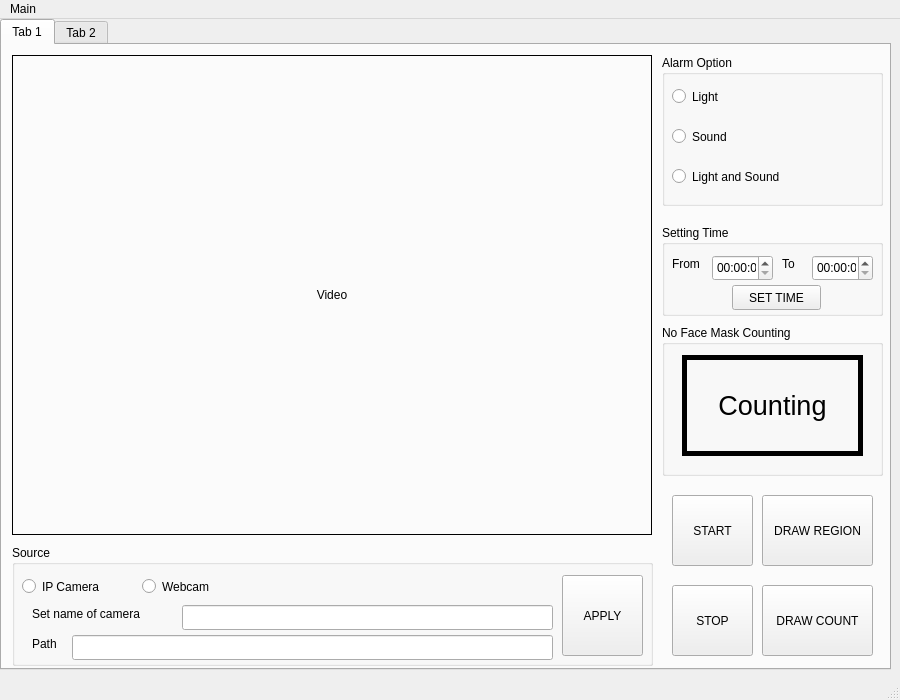
MinhDung0803/face_mask_reg_gui, file design/log_test_2.ui: the form before one commit.
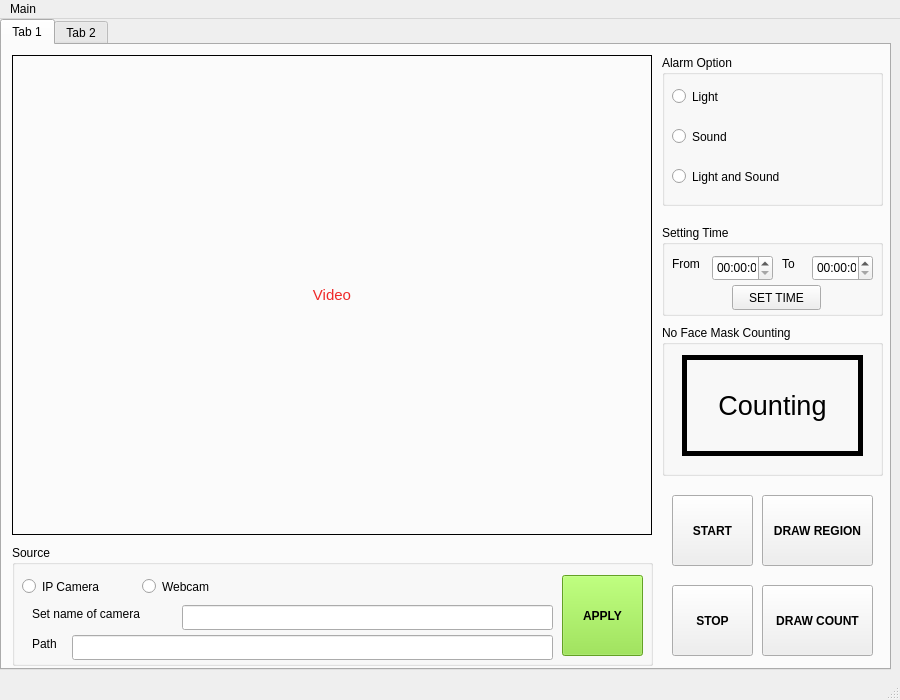
The form after the commit. The open tabs and pages were chosen to show the change.

Patch:
```diff
--- a/design/log_test_2.ui
+++ b/design/log_test_2.ui
@@ -43,7 +43,11 @@
        <enum>QFrame::Box</enum>
       </property>
       <property name="text">
-       <string>Video</string>
+       <string>&lt;!DOCTYPE HTML PUBLIC &quot;-//W3C//DTD HTML 4.0//EN&quot; &quot;http://www.w3.org/TR/REC-html40/strict.dtd&quot;&gt;
+&lt;html&gt;&lt;head&gt;&lt;meta name=&quot;qrichtext&quot; content=&quot;1&quot; /&gt;&lt;style type=&quot;text/css&quot;&gt;
+p, li { white-space: pre-wrap; }
+&lt;/style&gt;&lt;/head&gt;&lt;body style=&quot; font-family:'Ubuntu'; font-size:11pt; font-weight:400; font-style:normal;&quot;&gt;
+&lt;p style=&quot; margin-top:0px; margin-bottom:0px; margin-left:0px; margin-right:0px; -qt-block-indent:0; text-indent:0px;&quot;&gt;&lt;span style=&quot; color:#ef2929;&quot;&gt;Video&lt;/span&gt;&lt;/p&gt;&lt;/body&gt;&lt;/html&gt;</string>
       </property>
       <property name="alignment">
        <set>Qt::AlignCenter</set>
@@ -142,9 +146,479 @@
          <height>81</height>
         </rect>
        </property>
+       <property name="palette">
+        <palette>
+         <active>
+          <colorrole role="WindowText">
+           <brush brushstyle="SolidPattern">
+            <color alpha="255">
+             <red>0</red>
+             <green>0</green>
+             <blue>0</blue>
+            </color>
+           </brush>
+          </colorrole>
+          <colorrole role="Button">
+           <brush brushstyle="SolidPattern">
+            <color alpha="255">
+             <red>138</red>
+             <green>226</green>
+             <blue>52</blue>
+            </color>
+           </brush>
+          </colorrole>
+          <colorrole role="Light">
+           <brush brushstyle="SolidPattern">
+            <color alpha="255">
+             <red>198</red>
+             <green>255</green>
+             <blue>143</blue>
+            </color>
+           </brush>
+          </colorrole>
+          <colorrole role="Midlight">
+           <brush brushstyle="SolidPattern">
+            <color alpha="255">
+             <red>168</red>
+             <green>240</green>
+             <blue>97</blue>
+            </color>
+           </brush>
+          </colorrole>
+          <colorrole role="Dark">
+           <brush brushstyle="SolidPattern">
+            <color alpha="255">
+             <red>69</red>
+             <green>113</green>
+             <blue>26</blue>
+            </color>
+           </brush>
+          </colorrole>
+          <colorrole role="Mid">
+           <brush brushstyle="SolidPattern">
+            <color alpha="255">
+             <red>92</red>
+             <green>151</green>
+             <blue>34</blue>
+            </color>
+           </brush>
+          </colorrole>
+          <colorrole role="Text">
+           <brush brushstyle="SolidPattern">
+            <color alpha="255">
+             <red>0</red>
+             <green>0</green>
+             <blue>0</blue>
+            </color>
+           </brush>
+          </colorrole>
+          <colorrole role="BrightText">
+           <brush brushstyle="SolidPattern">
+            <color alpha="255">
+             <red>255</red>
+             <green>255</green>
+             <blue>255</blue>
+            </color>
+           </brush>
+          </colorrole>
+          <colorrole role="ButtonText">
+           <brush brushstyle="SolidPattern">
+            <color alpha="255">
+             <red>0</red>
+             <green>0</green>
+             <blue>0</blue>
+            </color>
+           </brush>
+          </colorrole>
+          <colorrole role="Base">
+           <brush brushstyle="SolidPattern">
+            <color alpha="255">
+             <red>255</red>
+             <green>255</green>
+             <blue>255</blue>
+            </color>
+           </brush>
+          </colorrole>
+          <colorrole role="Window">
+           <brush brushstyle="SolidPattern">
+            <color alpha="255">
+             <red>138</red>
+             <green>226</green>
+             <blue>52</blue>
+            </color>
+           </brush>
+          </colorrole>
+          <colorrole role="Shadow">
+           <brush brushstyle="SolidPattern">
+            <color alpha="255">
+             <red>0</red>
+             <green>0</green>
+             <blue>0</blue>
+            </color>
+           </brush>
+          </colorrole>
+          <colorrole role="AlternateBase">
+           <brush brushstyle="SolidPattern">
+            <color alpha="255">
+             <red>196</red>
+             <green>240</green>
+             <blue>153</blue>
+            </color>
+           </brush>
+          </colorrole>
+          <colorrole role="ToolTipBase">
+           <brush brushstyle="SolidPattern">
+            <color alpha="255">
+             <red>255</red>
+             <green>255</green>
+             <blue>220</blue>
+            </color>
+           </brush>
+          </colorrole>
+          <colorrole role="ToolTipText">
+           <brush brushstyle="SolidPattern">
+            <color alpha="255">
+             <red>0</red>
+             <green>0</green>
+             <blue>0</blue>
+            </color>
+           </brush>
+          </colorrole>
+          <colorrole role="PlaceholderText">
+           <brush brushstyle="SolidPattern">
+            <color alpha="128">
+             <red>0</red>
+             <green>0</green>
+             <blue>0</blue>
+            </color>
+           </brush>
+          </colorrole>
+         </active>
+         <inactive>
+          <colorrole role="WindowText">
+           <brush brushstyle="SolidPattern">
+            <color alpha="255">
+             <red>0</red>
+             <green>0</green>
+             <blue>0</blue>
+            </color>
+           </brush>
+          </colorrole>
+          <colorrole role="Button">
+           <brush brushstyle="SolidPattern">
+            <color alpha="255">
+             <red>138</red>
+             <green>226</green>
+             <blue>52</blue>
+            </color>
+           </brush>
+          </colorrole>
+          <colorrole role="Light">
+           <brush brushstyle="SolidPattern">
+            <color alpha="255">
+             <red>198</red>
+             <green>255</green>
+             <blue>143</blue>
+            </color>
+           </brush>
+          </colorrole>
+          <colorrole role="Midlight">
+           <brush brushstyle="SolidPattern">
+            <color alpha="255">
+             <red>168</red>
+             <green>240</green>
+             <blue>97</blue>
+            </color>
+           </brush>
+          </colorrole>
+          <colorrole role="Dark">
+           <brush brushstyle="SolidPattern">
+            <color alpha="255">
+             <red>69</red>
+             <green>113</green>
+             <blue>26</blue>
+            </color>
+           </brush>
+          </colorrole>
+          <colorrole role="Mid">
+           <brush brushstyle="SolidPattern">
+            <color alpha="255">
+             <red>92</red>
+             <green>151</green>
+             <blue>34</blue>
+            </color>
+           </brush>
+          </colorrole>
+          <colorrole role="Text">
+           <brush brushstyle="SolidPattern">
+            <color alpha="255">
+             <red>0</red>
+             <green>0</green>
+             <blue>0</blue>
+            </color>
+           </brush>
+          </colorrole>
+          <colorrole role="BrightText">
+           <brush brushstyle="SolidPattern">
+            <color alpha="255">
+             <red>255</red>
+             <green>255</green>
+             <blue>255</blue>
+            </color>
+           </brush>
+          </colorrole>
+          <colorrole role="ButtonText">
+           <brush brushstyle="SolidPattern">
+            <color alpha="255">
+             <red>0</red>
+             <green>0</green>
+             <blue>0</blue>
+            </color>
+           </brush>
+          </colorrole>
+          <colorrole role="Base">
+           <brush brushstyle="SolidPattern">
+            <color alpha="255">
+             <red>255</red>
+             <green>255</green>
+             <blue>255</blue>
+            </color>
+           </brush>
+          </colorrole>
+          <colorrole role="Window">
+           <brush brushstyle="SolidPattern">
+            <color alpha="255">
+             <red>138</red>
+             <green>226</green>
+             <blue>52</blue>
+            </color>
+           </brush>
+          </colorrole>
+          <colorrole role="Shadow">
+           <brush brushstyle="SolidPattern">
+            <color alpha="255">
+             <red>0</red>
+             <green>0</green>
+             <blue>0</blue>
+            </color>
+           </brush>
+          </colorrole>
+          <colorrole role="AlternateBase">
+           <brush brushstyle="SolidPattern">
+            <color alpha="255">
+             <red>196</red>
+             <green>240</green>
+             <blue>153</blue>
+            </color>
+           </brush>
+          </colorrole>
+          <colorrole role="ToolTipBase">
+           <brush brushstyle="SolidPattern">
+            <color alpha="255">
+             <red>255</red>
+             <green>255</green>
+             <blue>220</blue>
+            </color>
+           </brush>
+          </colorrole>
+          <colorrole role="ToolTipText">
+           <brush brushstyle="SolidPattern">
+            <color alpha="255">
+             <red>0</red>
+             <green>0</green>
+             <blue>0</blue>
+            </color>
+           </brush>
+          </colorrole>
+          <colorrole role="PlaceholderText">
+           <brush brushstyle="SolidPattern">
+            <color alpha="128">
+             <red>0</red>
+             <green>0</green>
+             <blue>0</blue>
+            </color>
+           </brush>
+          </colorrole>
+         </inactive>
+         <disabled>
+          <colorrole role="WindowText">
+           <brush brushstyle="SolidPattern">
+            <color alpha="255">
+             <red>69</red>
+             <green>113</green>
+             <blue>26</blue>
+            </color>
+           </brush>
+          </colorrole>
+          <colorrole role="Button">
+           <brush brushstyle="SolidPattern">
+            <color alpha="255">
+             <red>138</red>
+             <green>226</green>
+             <blue>52</blue>
+            </color>
+           </brush>
+          </colorrole>
+          <colorrole role="Light">
+           <brush brushstyle="SolidPattern">
+            <color alpha="255">
+             <red>198</red>
+             <green>255</green>
+             <blue>143</blue>
+            </color>
+           </brush>
+          </colorrole>
+          <colorrole role="Midlight">
+           <brush brushstyle="SolidPattern">
+            <color alpha="255">
+             <red>168</red>
+             <green>240</green>
+             <blue>97</blue>
+            </color>
+           </brush>
+          </colorrole>
+          <colorrole role="Dark">
+           <brush brushstyle="SolidPattern">
+            <color alpha="255">
+             <red>69</red>
+             <green>113</green>
+             <blue>26</blue>
+            </color>
+           </brush>
+          </colorrole>
+          <colorrole role="Mid">
+           <brush brushstyle="SolidPattern">
+            <color alpha="255">
+             <red>92</red>
+             <green>151</green>
+             <blue>34</blue>
+            </color>
+           </brush>
+          </colorrole>
+          <colorrole role="Text">
+           <brush brushstyle="SolidPattern">
+            <color alpha="255">
+             <red>69</red>
+             <green>113</green>
+             <blue>26</blue>
+            </color>
+           </brush>
+          </colorrole>
+          <colorrole role="BrightText">
+           <brush brushstyle="SolidPattern">
+            <color alpha="255">
+             <red>255</red>
+             <green>255</green>
+             <blue>255</blue>
+            </color>
+           </brush>
+          </colorrole>
+          <colorrole role="ButtonText">
+           <brush brushstyle="SolidPattern">
+            <color alpha="255">
+             <red>69</red>
+             <green>113</green>
+             <blue>26</blue>
+            </color>
+           </brush>
+          </colorrole>
+          <colorrole role="Base">
+           <brush brushstyle="SolidPattern">
+            <color alpha="255">
+             <red>138</red>
+             <green>226</green>
+             <blue>52</blue>
+            </color>
+           </brush>
+          </colorrole>
+          <colorrole role="Window">
+           <brush brushstyle="SolidPattern">
+            <color alpha="255">
+             <red>138</red>
+             <green>226</green>
+             <blue>52</blue>
+            </color>
+           </brush>
+          </colorrole>
+          <colorrole role="Shadow">
+           <brush brushstyle="SolidPattern">
+            <color alpha="255">
+             <red>0</red>
+             <green>0</green>
+             <blue>0</blue>
+            </color>
+           </brush>
+          </colorrole>
+          <colorrole role="AlternateBase">
+           <brush brushstyle="SolidPattern">
+            <color alpha="255">
+             <red>138</red>
+             <green>226</green>
+             <blue>52</blue>
+            </color>
+           </brush>
+          </colorrole>
+          <colorrole role="ToolTipBase">
+           <brush brushstyle="SolidPattern">
+            <color alpha="255">
+             <red>255</red>
+             <green>255</green>
+             <blue>220</blue>
+            </color>
+           </brush>
+          </colorrole>
+          <colorrole role="ToolTipText">
+           <brush brushstyle="SolidPattern">
+            <color alpha="255">
+             <red>0</red>
+             <green>0</green>
+             <blue>0</blue>
+            </color>
+           </brush>
+          </colorrole>
+          <colorrole role="PlaceholderText">
+           <brush brushstyle="SolidPattern">
+            <color alpha="128">
+             <red>0</red>
+             <green>0</green>
+             <blue>0</blue>
+            </color>
+           </brush>
+          </colorrole>
+         </disabled>
+        </palette>
+       </property>
+       <property name="font">
+        <font>
+         <weight>75</weight>
+         <bold>true</bold>
+         <underline>false</underline>
+         <strikeout>false</strikeout>
+         <stylestrategy>PreferDefault</stylestrategy>
+         <kerning>true</kerning>
+        </font>
+       </property>
+       <property name="mouseTracking">
+        <bool>false</bool>
+       </property>
+       <property name="acceptDrops">
+        <bool>false</bool>
+       </property>
+       <property name="autoFillBackground">
+        <bool>false</bool>
+       </property>
        <property name="text">
         <string>APPLY</string>
        </property>
+       <property name="autoDefault">
+        <bool>false</bool>
+       </property>
+       <property name="default">
+        <bool>false</bool>
+       </property>
+       <property name="flat">
+        <bool>false</bool>
+       </property>
       </widget>
      </widget>
      <widget class="QGroupBox" name="groupBox_3">
@@ -332,6 +806,12 @@
         <height>71</height>
        </rect>
       </property>
+      <property name="font">
+       <font>
+        <weight>75</weight>
+        <bold>true</bold>
+       </font>
+      </property>
       <property name="text">
        <string>START</string>
       </property>
@@ -345,6 +825,12 @@
         <height>71</height>
        </rect>
       </property>
+      <property name="font">
+       <font>
+        <weight>75</weight>
+        <bold>true</bold>
+       </font>
+      </property>
       <property name="text">
        <string>DRAW REGION</string>
       </property>
@@ -358,6 +844,12 @@
         <height>71</height>
        </rect>
       </property>
+      <property name="font">
+       <font>
+        <weight>75</weight>
+        <bold>true</bold>
+       </font>
+      </property>
       <property name="text">
        <string>STOP</string>
       </property>
@@ -371,6 +863,13 @@
         <height>71</height>
        </rect>
       </property>
+      <property name="font">
+       <font>
+        <weight>75</weight>
+        <bold>true</bold>
+        <stylestrategy>PreferDefault</stylestrategy>
+       </font>
+      </property>
       <property name="text">
        <string>DRAW COUNT</string>
       </property>
```
Left out of the diff: 2 changed lines with no effect on the pictures.
